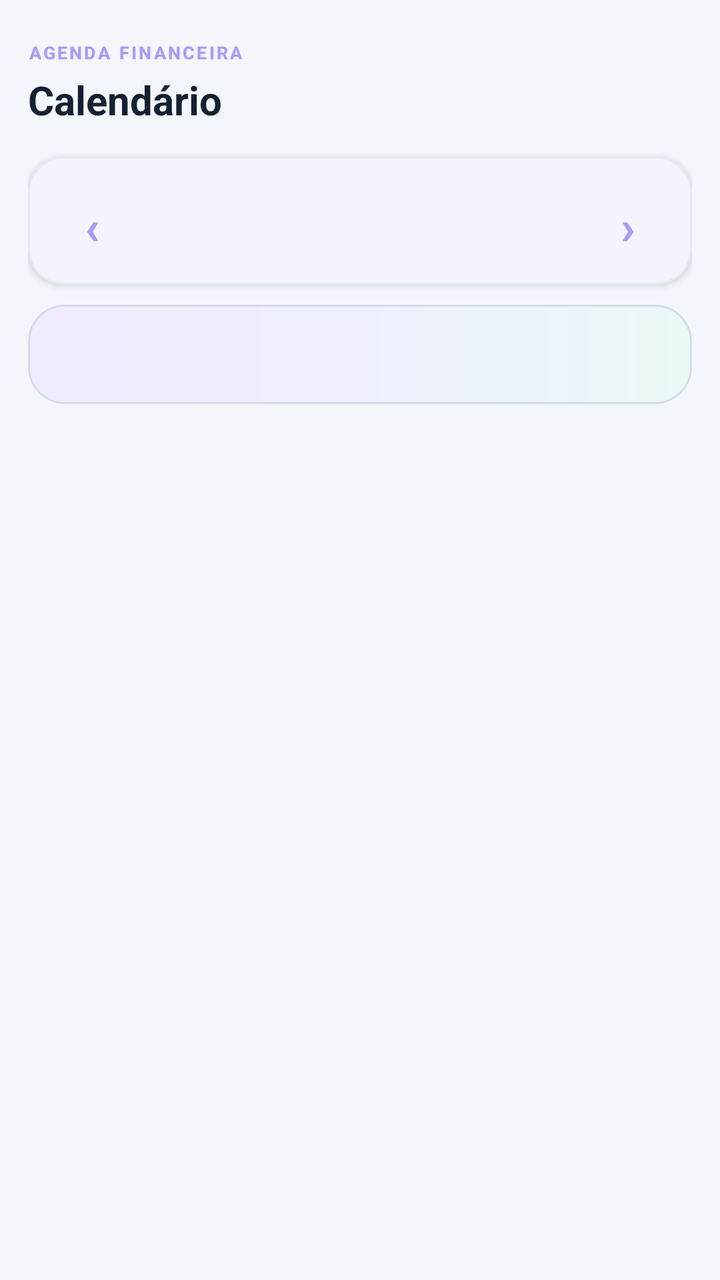
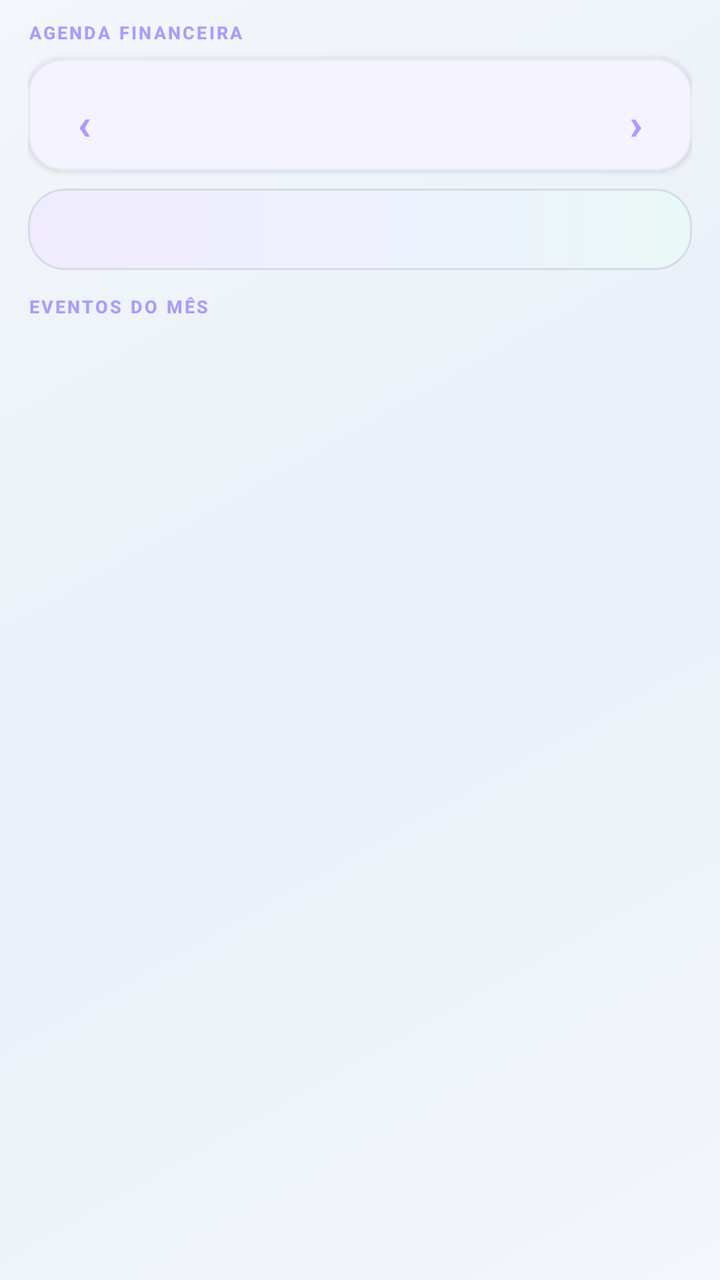

Screens rendered from an Android XML layout before and after an edit, with the pre-edit source and the edit as a unified diff.
<!-- AndroidManifest.xml: application theme Theme.StopGastos -->
<!-- res/layout/fragment_calendar.xml -->
<?xml version="1.0" encoding="utf-8"?>
<LinearLayout xmlns:android="http://schemas.android.com/apk/res/android" xmlns:app="http://schemas.android.com/apk/res-auto"
    android:layout_width="match_parent" android:layout_height="match_parent" android:background="@color/background" android:orientation="vertical"
    android:paddingStart="@dimen/screen_padding" android:paddingEnd="@dimen/screen_padding" android:paddingTop="20dp">
    <TextView android:layout_width="wrap_content" android:layout_height="wrap_content" android:text="AGENDA FINANCEIRA" android:textAppearance="@style/TextAppearance.StopGastos.Eyebrow" />
    <TextView android:layout_width="match_parent" android:layout_height="wrap_content" android:layout_marginTop="4dp" android:text="Calendário" android:textAppearance="@style/TextAppearance.StopGastos.Title" />
    <com.google.android.material.card.MaterialCardView style="@style/Widget.StopGastos.Card" android:layout_width="match_parent" android:layout_height="wrap_content" android:layout_marginTop="15dp">
        <LinearLayout android:layout_width="match_parent" android:layout_height="wrap_content" android:gravity="center_vertical" android:orientation="horizontal" android:padding="8dp">
            <com.google.android.material.button.MaterialButton android:id="@+id/calendar_previous" style="@style/Widget.StopGastos.Button.Text" android:layout_width="48dp" android:layout_height="48dp" android:text="‹" android:textSize="24sp" />
            <TextView android:id="@+id/calendar_month" android:layout_width="0dp" android:layout_height="wrap_content" android:layout_weight="1" android:gravity="center" android:textColor="@color/text_primary" android:textSize="17sp" android:textStyle="bold" />
            <com.google.android.material.button.MaterialButton android:id="@+id/calendar_next" style="@style/Widget.StopGastos.Button.Text" android:layout_width="48dp" android:layout_height="48dp" android:text="›" android:textSize="24sp" />
        </LinearLayout>
    </com.google.android.material.card.MaterialCardView>
    <TextView android:id="@+id/calendar_summary" android:layout_width="match_parent" android:layout_height="wrap_content" android:layout_marginTop="10dp" android:background="@drawable/bg_hero_gradient" android:padding="16dp" android:textColor="@color/text_primary" android:textSize="13sp" />
    <androidx.recyclerview.widget.RecyclerView android:id="@+id/calendar_recycler" android:layout_width="match_parent" android:layout_height="0dp" android:layout_weight="1" android:layout_marginTop="12dp" android:clipToPadding="false" android:paddingBottom="14dp" />
</LinearLayout>
<!-- resources referenced by this layout -->
<resources>
  <color name="background">#F3F6FB</color>
  <color name="text_primary">#162033</color>
  <dimen name="screen_padding">14dp</dimen>
  <!-- drawable bg_hero_gradient (drawable) -->
  <shape xmlns:android="http://schemas.android.com/apk/res/android" android:shape="rectangle">
      <corners android:radius="18dp" />
      <gradient
          android:angle="0"
          android:startColor="@color/hero_start"
          android:centerColor="@color/hero_mid"
          android:endColor="@color/hero_end" />
      <stroke android:width="1dp" android:color="@color/line_strong" />
  </shape>
  <style name="TextAppearance.StopGastos.Eyebrow" parent="TextAppearance.Material3.LabelSmall">
          <item name="android:textColor">@color/hero_label</item>
          <item name="android:textStyle">bold</item>
          <item name="android:letterSpacing">0.12</item>
          <item name="android:textAllCaps">true</item>
          <item name="android:textSize">9sp</item>
      </style>
  <style name="TextAppearance.StopGastos.Title" parent="TextAppearance.Material3.HeadlineMedium">
          <item name="android:textColor">@color/text_primary</item>
          <item name="android:textStyle">bold</item>
          <item name="android:textSize">20sp</item>
      </style>
  <style name="Widget.StopGastos.Button.Text" parent="Widget.Material3.Button.TextButton">
          <item name="android:textColor">@color/hero_label</item>
          <item name="android:textAllCaps">false</item>
          <item name="android:textStyle">bold</item>
      </style>
  <style name="Widget.StopGastos.Card" parent="Widget.Material3.CardView.Elevated">
          <item name="cardBackgroundColor">@color/surface</item>
          <item name="cardCornerRadius">@dimen/card_radius</item>
          <item name="cardElevation">2dp</item>
          <item name="strokeColor">@color/line</item>
          <item name="strokeWidth">1dp</item>
      </style>
  <style name="Theme.StopGastos" parent="Theme.Material3.Dark.NoActionBar">
          <item name="colorPrimary">@color/primary</item>
          <item name="colorOnPrimary">@color/on_primary</item>
          <item name="colorPrimaryContainer">@color/primary_soft</item>
          <item name="colorOnPrimaryContainer">@color/text_primary</item>
          <item name="colorSecondary">@color/secondary</item>
          <item name="colorSurface">@color/surface</item>
          <item name="colorSurfaceVariant">@color/surface_2</item>
          <item name="colorOnSurface">@color/text_primary</item>
          <item name="colorOnSurfaceVariant">@color/text_muted</item>
          <item name="colorOutline">@color/line</item>
          <item name="colorError">@color/danger</item>
          <item name="android:colorBackground">@color/background</item>
          <item name="android:windowBackground">@color/background</item>
          <item name="android:statusBarColor">@color/background</item>
          <item name="android:navigationBarColor">@color/background</item>
          <item name="android:windowLightStatusBar">false</item>
          <item name="android:windowLightNavigationBar">false</item>
          <item name="android:windowNoTitle">true</item>
      </style>
  <color name="hero_start">#F0EBFF</color>
  <color name="hero_mid">#EEF0FF</color>
  <color name="hero_end">#EAF8F6</color>
  <color name="line_strong">#D6DCE6</color>
  <color name="hero_label">#A99CFF</color>
  <color name="surface">#FFFFFF</color>
  <dimen name="card_radius">18dp</dimen>
  <color name="line">#E7EAF0</color>
  <color name="primary">#7B61FF</color>
  <color name="on_primary">#FFFFFF</color>
  <color name="primary_soft">#EEEAFE</color>
  <color name="secondary">#16C7B7</color>
  <color name="surface_2">#F5F7FB</color>
  <color name="text_muted">#6D788D</color>
  <color name="danger">#FF5F6D</color>
</resources>

<!-- the commit's change to res/layout/fragment_calendar.xml (unified diff, before → after) -->
@@ -1,16 +1,88 @@
 <?xml version="1.0" encoding="utf-8"?>
-<LinearLayout xmlns:android="http://schemas.android.com/apk/res/android" xmlns:app="http://schemas.android.com/apk/res-auto"
-    android:layout_width="match_parent" android:layout_height="match_parent" android:background="@color/background" android:orientation="vertical"
-    android:paddingStart="@dimen/screen_padding" android:paddingEnd="@dimen/screen_padding" android:paddingTop="20dp">
-    <TextView android:layout_width="wrap_content" android:layout_height="wrap_content" android:text="AGENDA FINANCEIRA" android:textAppearance="@style/TextAppearance.StopGastos.Eyebrow" />
-    <TextView android:layout_width="match_parent" android:layout_height="wrap_content" android:layout_marginTop="4dp" android:text="Calendário" android:textAppearance="@style/TextAppearance.StopGastos.Title" />
-    <com.google.android.material.card.MaterialCardView style="@style/Widget.StopGastos.Card" android:layout_width="match_parent" android:layout_height="wrap_content" android:layout_marginTop="15dp">
-        <LinearLayout android:layout_width="match_parent" android:layout_height="wrap_content" android:gravity="center_vertical" android:orientation="horizontal" android:padding="8dp">
-            <com.google.android.material.button.MaterialButton android:id="@+id/calendar_previous" style="@style/Widget.StopGastos.Button.Text" android:layout_width="48dp" android:layout_height="48dp" android:text="‹" android:textSize="24sp" />
-            <TextView android:id="@+id/calendar_month" android:layout_width="0dp" android:layout_height="wrap_content" android:layout_weight="1" android:gravity="center" android:textColor="@color/text_primary" android:textSize="17sp" android:textStyle="bold" />
-            <com.google.android.material.button.MaterialButton android:id="@+id/calendar_next" style="@style/Widget.StopGastos.Button.Text" android:layout_width="48dp" android:layout_height="48dp" android:text="›" android:textSize="24sp" />
+<LinearLayout xmlns:android="http://schemas.android.com/apk/res/android"
+    xmlns:app="http://schemas.android.com/apk/res-auto"
+    android:layout_width="match_parent"
+    android:layout_height="match_parent"
+    android:background="@drawable/bg_app_gradient"
+    android:orientation="vertical"
+    android:paddingStart="@dimen/screen_padding"
+    android:paddingTop="10dp"
+    android:paddingEnd="@dimen/screen_padding"
+    android:paddingBottom="8dp">
+
+    <TextView
+        android:layout_width="wrap_content"
+        android:layout_height="wrap_content"
+        android:text="AGENDA FINANCEIRA"
+        android:textAppearance="@style/TextAppearance.StopGastos.Eyebrow" />
+
+    <com.google.android.material.card.MaterialCardView
+        style="@style/Widget.StopGastos.Card"
+        android:layout_width="match_parent"
+        android:layout_height="wrap_content"
+        android:layout_marginTop="7dp">
+
+        <LinearLayout
+            android:layout_width="match_parent"
+            android:layout_height="wrap_content"
+            android:gravity="center_vertical"
+            android:orientation="horizontal"
+            android:padding="7dp">
+
+            <com.google.android.material.button.MaterialButton
+                android:id="@+id/calendar_previous"
+                style="@style/Widget.StopGastos.Button.Text"
+                android:layout_width="42dp"
+                android:layout_height="42dp"
+                android:minWidth="0dp"
+                android:text="‹"
+                android:textSize="22sp" />
+
+            <TextView
+                android:id="@+id/calendar_month"
+                android:layout_width="0dp"
+                android:layout_height="wrap_content"
+                android:layout_weight="1"
+                android:gravity="center"
+                android:textColor="@color/text_primary"
+                android:textSize="14sp"
+                android:textStyle="bold" />
+
+            <com.google.android.material.button.MaterialButton
+                android:id="@+id/calendar_next"
+                style="@style/Widget.StopGastos.Button.Text"
+                android:layout_width="42dp"
+                android:layout_height="42dp"
+                android:minWidth="0dp"
+                android:text="›"
+                android:textSize="22sp" />
         </LinearLayout>
     </com.google.android.material.card.MaterialCardView>
-    <TextView android:id="@+id/calendar_summary" android:layout_width="match_parent" android:layout_height="wrap_content" android:layout_marginTop="10dp" android:background="@drawable/bg_hero_gradient" android:padding="16dp" android:textColor="@color/text_primary" android:textSize="13sp" />
-    <androidx.recyclerview.widget.RecyclerView android:id="@+id/calendar_recycler" android:layout_width="match_parent" android:layout_height="0dp" android:layout_weight="1" android:layout_marginTop="12dp" android:clipToPadding="false" android:paddingBottom="14dp" />
+
+    <TextView
+        android:id="@+id/calendar_summary"
+        android:layout_width="match_parent"
+        android:layout_height="wrap_content"
+        android:layout_marginTop="9dp"
+        android:background="@drawable/bg_hero_gradient"
+        android:padding="13dp"
+        android:textColor="@color/text_primary"
+        android:textSize="11sp"
+        android:lineSpacingExtra="2dp" />
+
+    <TextView
+        android:layout_width="wrap_content"
+        android:layout_height="wrap_content"
+        android:layout_marginTop="12dp"
+        android:text="EVENTOS DO MÊS"
+        android:textAppearance="@style/TextAppearance.StopGastos.Eyebrow" />
+
+    <androidx.recyclerview.widget.RecyclerView
+        android:id="@+id/calendar_recycler"
+        android:layout_width="match_parent"
+        android:layout_height="0dp"
+        android:layout_weight="1"
+        android:layout_marginTop="7dp"
+        android:clipToPadding="false"
+        android:paddingBottom="12dp" />
 </LinearLayout>
<!-- resource entries referenced after the edit -->
@@ -1,8 +1,11 @@
 <!-- resources referenced by this layout -->
 <resources>
-  <color name="background">#F3F6FB</color>
   <color name="text_primary">#162033</color>
   <dimen name="screen_padding">14dp</dimen>
+  <!-- drawable bg_app_gradient (drawable) -->
+  <shape xmlns:android="http://schemas.android.com/apk/res/android" android:shape="rectangle">
+      <gradient android:angle="135" android:startColor="@color/background" android:centerColor="@color/background_soft" android:endColor="@color/background" />
+  </shape>
   <!-- drawable bg_hero_gradient (drawable) -->
   <shape xmlns:android="http://schemas.android.com/apk/res/android" android:shape="rectangle">
       <corners android:radius="18dp" />
@@ -19,11 +22,6 @@
           <item name="android:letterSpacing">0.12</item>
           <item name="android:textAllCaps">true</item>
           <item name="android:textSize">9sp</item>
-      </style>
-  <style name="TextAppearance.StopGastos.Title" parent="TextAppearance.Material3.HeadlineMedium">
-          <item name="android:textColor">@color/text_primary</item>
-          <item name="android:textStyle">bold</item>
-          <item name="android:textSize">20sp</item>
       </style>
   <style name="Widget.StopGastos.Button.Text" parent="Widget.Material3.Button.TextButton">
           <item name="android:textColor">@color/hero_label</item>
@@ -57,6 +55,8 @@
           <item name="android:windowLightNavigationBar">false</item>
           <item name="android:windowNoTitle">true</item>
       </style>
+  <color name="background">#F3F6FB</color>
+  <color name="background_soft">#EAF0F8</color>
   <color name="hero_start">#F0EBFF</color>
   <color name="hero_mid">#EEF0FF</color>
   <color name="hero_end">#EAF8F6</color>
